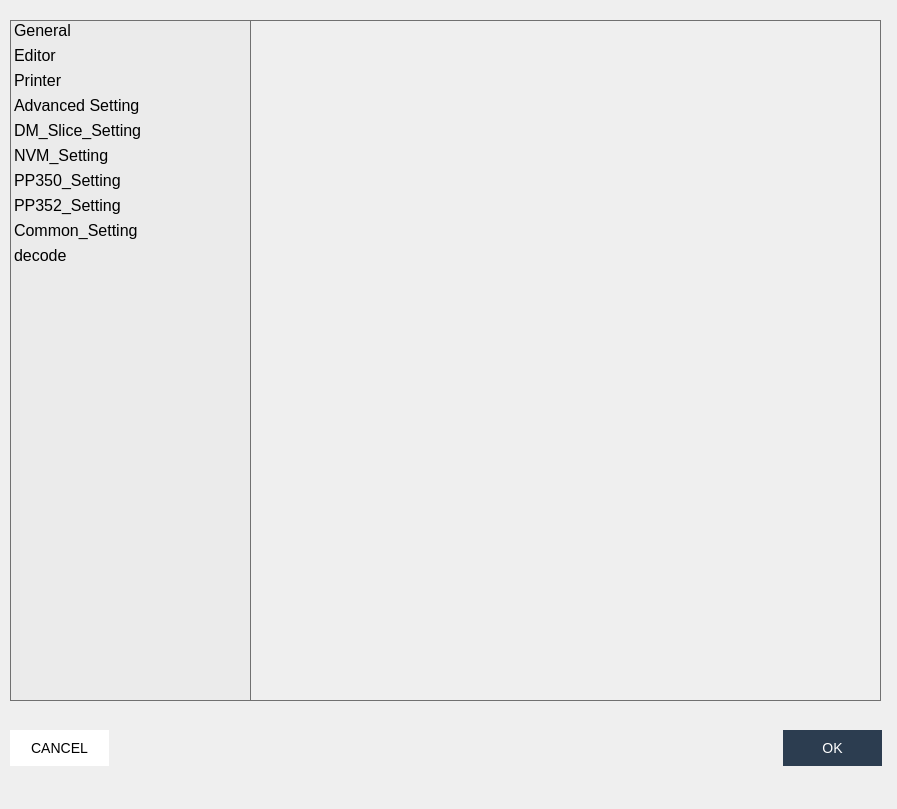
The window that bcpware/src/bcpware/ui/setting_UI.ui (peterstoneee/BCPware_skt) describes before a commit, drawn with Qt 5.
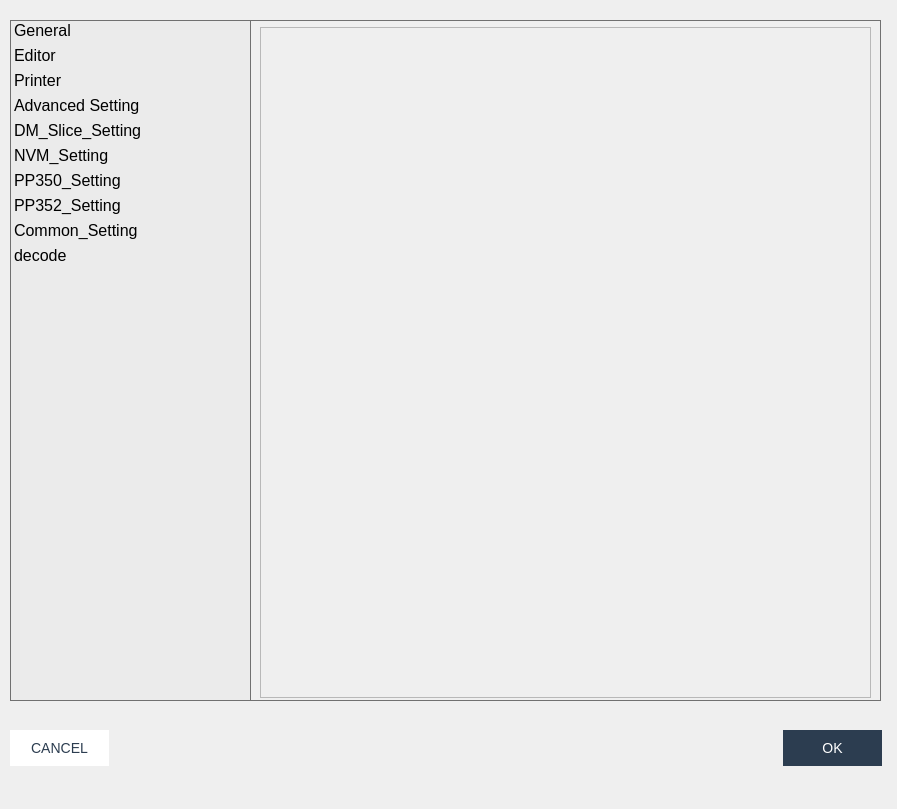
The same window after the commit. The open tabs and pages were chosen to show the change. Icons and pictures are not drawn.

What changed in the file:
```diff
--- a/bcpware/src/bcpware/ui/setting_UI.ui
+++ b/bcpware/src/bcpware/ui/setting_UI.ui
@@ -159,7 +159,31 @@
     <number>2</number>
    </property>
    <widget class="QWidget" name="general_page"/>
-   <widget class="QWidget" name="editor_page"/>
+   <widget class="QWidget" name="editor_page">
+    <widget class="QScrollArea" name="editScrollArea">
+     <property name="geometry">
+      <rect>
+       <x>9</x>
+       <y>6</y>
+       <width>611</width>
+       <height>671</height>
+      </rect>
+     </property>
+     <property name="widgetResizable">
+      <bool>true</bool>
+     </property>
+     <widget class="QWidget" name="scrollAreaWidgetContents_6">
+      <property name="geometry">
+       <rect>
+        <x>0</x>
+        <y>0</y>
+        <width>609</width>
+        <height>669</height>
+       </rect>
+      </property>
+     </widget>
+    </widget>
+   </widget>
    <widget class="QWidget" name="Printer_page">
     <widget class="QFrame" name="frame_9">
      <property name="geometry">
@@ -4956,10 +4980,26 @@
 width: 99px;
   height: 36px;
 font: 14px Arial;
-	background-color: rgb(255, 255, 255);
+	 border: 1px solid #000000;	
+    background-color: #ffffff;
+color:#2c3d50;
+
 }
 QPushButton:flat {
     border: none; /* no border for a flat push button */
+}
+
+QPushButton:pressed {
+    background-color: #ffffff;
+color:#00a0e9;
+	border: 1px solid #00a0e9;
+}
+
+QPushButton:hover:!pressed
+{
+   background-color: #bfc5ca;
+	color:#2c3d50;
+	border: 1px solid #566573;
 }</string>
    </property>
    <property name="text">
```
Left out of the diff: 16 changed lines with no effect on the pictures.
